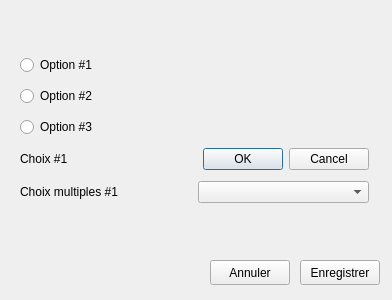
Before: the Qt Designer form lampeDimmer_GUI/setuppreferencedialog.ui in thomelect/lampeDimmer, drawn with Qt 5.
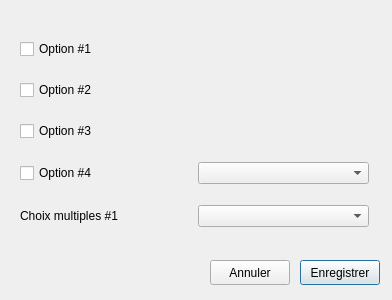
After: the same form once the commit is applied.

Commit message: # [PRÉFÉRENCES] * Modification du *layout* de test. + Ajout de la classe QSettings et création d'un objet de cette même classe appelé *settingsPref*. Ainsi, l'état de check box et des liste déroulantes est sauvegardé l'orque le bouton enregistré est appuyé. L'état des bouton est lu et les bouton sont remis au même état qu'avant lorsque la fenêtre est ouverte. [FONCTIONNEL]

Diff of the .ui file:
```diff
--- a/lampeDimmer_GUI/setuppreferencedialog.ui
+++ b/lampeDimmer_GUI/setuppreferencedialog.ui
@@ -43,28 +43,28 @@
    <property name="geometry">
     <rect>
      <x>20</x>
-     <y>50</y>
+     <y>24</y>
      <width>349</width>
-     <height>161</height>
+     <height>221</height>
     </rect>
    </property>
    <layout class="QVBoxLayout" name="verticalLayout">
     <item>
-     <widget class="QRadioButton" name="radioButton">
+     <widget class="QCheckBox" name="cbOption_1">
       <property name="text">
        <string>Option #1</string>
       </property>
      </widget>
     </item>
     <item>
-     <widget class="QRadioButton" name="radioButton_3">
+     <widget class="QCheckBox" name="cbOption_2">
       <property name="text">
        <string>Option #2</string>
       </property>
      </widget>
     </item>
     <item>
-     <widget class="QRadioButton" name="radioButton_2">
+     <widget class="QCheckBox" name="cbOption_3">
       <property name="text">
        <string>Option #3</string>
       </property>
@@ -73,18 +73,18 @@
     <item>
      <layout class="QHBoxLayout" name="horizontalLayout">
       <item>
-       <widget class="QLabel" name="label">
+       <layout class="QHBoxLayout" name="horizontalLayout_3">
+        <item>
+         <widget class="QCheckBox" name="cbOption_4">
         <property name="text">
-         <string>Choix #1</string>
+           <string>Option #4</string>
         </property>
        </widget>
       </item>
       <item>
-       <widget class="QDialogButtonBox" name="buttonBox">
-        <property name="standardButtons">
-         <set>QDialogButtonBox::Cancel|QDialogButtonBox::Ok</set>
-        </property>
-       </widget>
+         <widget class="QComboBox" name="cbList_2"/>
+        </item>
+       </layout>
       </item>
      </layout>
     </item>
```
Left out of the diff: 2 changed lines with no effect on the pictures. Lines whose indentation alone changed are shown as unchanged. The commit also changes 4 other files.
